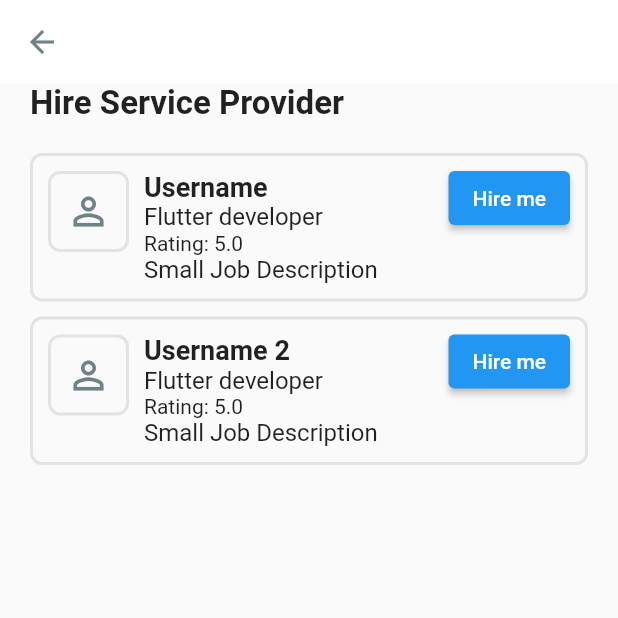
After one commit to sourav-k7/ruralclap_app, a Flutter app: the screen it shows after launch, after a tap on "Hire service provider page", on a phone screen of 412 x 824 dp, the top half of it. The commit adds this screen. Run offline on Flutter 3.47's test engine with Material 2 defaults, Android fonts, the phone set to English and light mode, and no system bars.

Commit message:
hire service provider page

```diff
--- a/lib/constant/theme_color.dart
+++ b/lib/constant/theme_color.dart
@@ -7,4 +7,5 @@ class ColorConstant {
   static const Color textPrimary = Color(0xFF292929);
   static const Color textBody = Color(0xFF6E8387);
   static const Color error = Color(0xffEF233C);
+  static const Color borderGrey = Color(0xFFE0E4E6);
 }
--- a/lib/main.dart
+++ b/lib/main.dart
@@ -1,5 +1,6 @@
 import 'package:flutter/material.dart';
 import 'package:ruralclap_app/pages/create_job_page.dart';
+import 'package:ruralclap_app/pages/service_provider_list_page.dart';
 import 'package:ruralclap_app/pages/service_request_page.dart';
 
 void main() {
@@ -43,18 +44,32 @@ class _MyHomePageState extends State<MyHomePage> {
               onPressed: () {
                 Navigator.push(
                   context,
-                    MaterialPageRoute(builder: (context) => const CreateJobPage()),
+                  MaterialPageRoute(
+                      builder: (context) => const CreateJobPage()),
                 );
               },
-                child: const Text('Create Job page')),
+              child: const Text('Create Job page'),
+            ),
             ElevatedButton(
               onPressed: () {
                 Navigator.push(
                   context,
-                    MaterialPageRoute(builder: (context) => const ServiceRequest()),
+                  MaterialPageRoute(
+                      builder: (context) => const ServiceRequest()),
                 );
               },
-                child: const Text('Job Request')),
+              child: const Text('Job Request'),
+            ),
+            ElevatedButton(
+              onPressed: () {
+                Navigator.push(
+                  context,
+                  MaterialPageRoute(
+                      builder: (context) => const ServiceProviderListPage()),
+                );
+              },
+              child: const Text('Hire service provider page'),
+            ),
           ],
         ),
       ),
--- /dev/null
+++ b/lib/pages/service_provider_list_page.dart
@@ -0,0 +1,155 @@
+import 'dart:ffi';
+
+import 'package:flutter/material.dart';
+import 'package:ruralclap_app/constant/theme_color.dart';
+
+class EmpDetail {
+  String name;
+  String jobTitle;
+  double rating;
+  String description;
+  EmpDetail({
+    required this.name,
+    required this.jobTitle,
+    required this.rating,
+    required this.description,
+  });
+}
+
+class ServiceProviderListPage extends StatelessWidget {
+  const ServiceProviderListPage({super.key});
+
+  @override
+  Widget build(BuildContext context) {
+    var serviceProviderList = [
+      EmpDetail(
+        name: 'Username',
+        jobTitle: 'Flutter developer',
+        rating: 5.0,
+        description: 'Small Job Description',
+      ),
+      EmpDetail(
+        name: 'Username 2',
+        jobTitle: 'Flutter developer',
+        rating: 5.0,
+        description: 'Small Job Description',
+      ),
+    ];
+    return Scaffold(
+      appBar: AppBar(
+        backgroundColor: Colors.white,
+        elevation: 0,
+        leading: IconButton(
+            onPressed: () {
+              Navigator.pop(context);
+            },
+            icon: const Icon(
+              Icons.arrow_back,
+              color: ColorConstant.textBody,
+            )),
+      ),
+      body: Padding(
+        padding: const EdgeInsets.symmetric(horizontal: 20),
+        child: Column(
+          crossAxisAlignment: CrossAxisAlignment.start,
+          children: [
+            const Text(
+              'Hire Service Provider',
+              style: TextStyle(
+                fontWeight: FontWeight.bold,
+                fontSize: 22,
+              ),
+            ),
+            const SizedBox(
+              height: 20,
+            ),
+            ...serviceProviderList
+                .map((emp) => ServiceProviderCard(
+                      detail: emp,
+                    ))
+                .toList()
+          ],
+        ),
+      ),
+    );
+  }
+}
+
+class ServiceProviderCard extends StatelessWidget {
+  const ServiceProviderCard({super.key, required this.detail});
+
+  final EmpDetail detail;
+
+  @override
+  Widget build(BuildContext context) {
+    return Container(
+      margin: const EdgeInsets.only(bottom: 10),
+      padding: const EdgeInsets.all(10),
+      decoration: BoxDecoration(
+          borderRadius: BorderRadius.circular(8),
+          border: Border.all(
+            width: 2,
+            color: ColorConstant.borderGrey,
+          )),
+      child: Row(crossAxisAlignment: CrossAxisAlignment.start, children: [
+        Container(
+          padding: const EdgeInsets.all(10),
+          decoration: BoxDecoration(
+            borderRadius: BorderRadius.circular(8),
+            border: Border.all(
+              width: 2,
+              color: ColorConstant.borderGrey,
+            ),
+          ),
+          child: const Icon(
+            Icons.person_outline,
+            color: ColorConstant.textBody,
+            size: 30,
+          ),
+        ),
+        const SizedBox(
+          width: 10,
+        ),
+        Expanded(
+          child: Column(
+            crossAxisAlignment: CrossAxisAlignment.start,
+            children: [
+              Text(
+                detail.name,
+                style: const TextStyle(
+                  fontWeight: FontWeight.bold,
+                  fontSize: 18,
+                ),
+              ),
+              Text(
+                detail.jobTitle,
+                style: const TextStyle(
+                  fontSize: 16,
+                ),
+              ),
+              Text(
+                'Rating: ${detail.rating}',
+              ),
+              Text(
+                detail.description,
+                style: const TextStyle(
+                  fontSize: 16,
+                ),
+              ),
+            ],
+          ),
+        ),
+        const SizedBox(
+          width: 10,
+        ),
+        ElevatedButton(
+          onPressed: () {},
+          style: const ButtonStyle(
+            tapTargetSize: MaterialTapTargetSize.shrinkWrap,
+          ),
+          child: const Text('Hire me'),
+        )
+      ]),
+    );
+  }
+}
```
Lines whose indentation alone changed are shown as unchanged.
